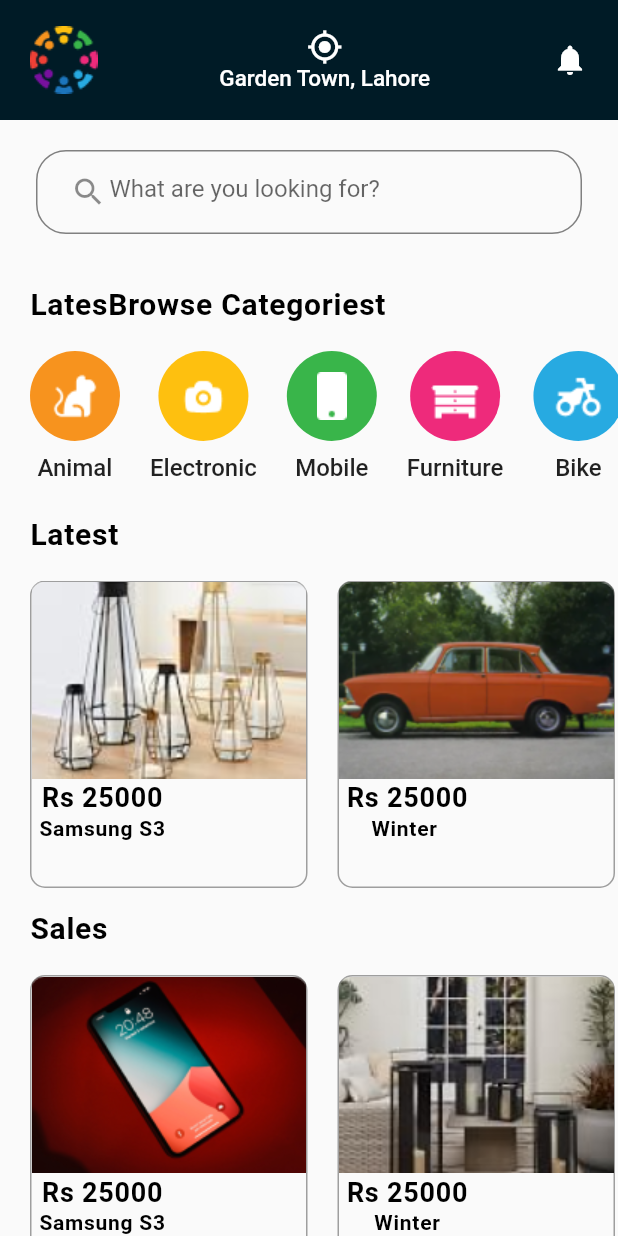
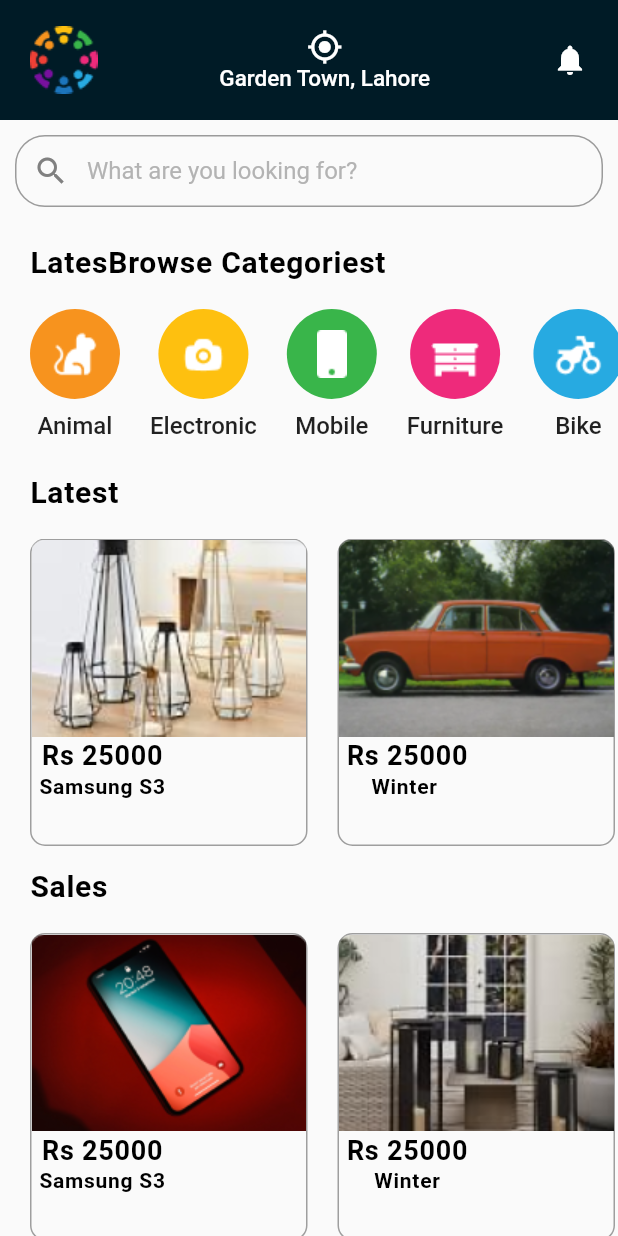
Before and after one commit to devsinntechnologies/bhai-chara, a Flutter app: the HomeScreen screen opened directly, on a phone screen of 412 x 824 dp. Run offline on Flutter 3.47's test engine with Material 2 defaults, Android fonts, the phone set to English and light mode, and no system bars; our stand-ins replace firebase_core; accounts and stored records are empty; Roboto replaces fonts that are missing (Roboto-Regular.ttf).

Commit message:
home screen resolve errors

```diff
--- a/lib/common/custom_container_tile.dart
+++ b/lib/common/custom_container_tile.dart
@@ -101,8 +101,8 @@ class CustomTextFormField extends StatelessWidget {
 
 // ignore: must_be_immutable
 class CustomTextField extends StatelessWidget {
-  CustomTextField(
-      {super.key,
+  CustomTextField({
+    super.key,
     this.height,
     this.width,
     required this.controller,
@@ -110,8 +110,23 @@ class CustomTextField extends StatelessWidget {
     this.suffixIcon,
     this.suffixIconColor,
     required this.hintText,
-      required this.obsecuretext});
-  var height, width, controller, border, suffixIcon, suffixIconColor, hintText;
+    required this.obsecuretext,
+    this.prefixcolor,
+    this.prfixicon,
+    // this.pad_left = 20,
+    // this.pad_bottom,
+    // this.pad_right,
+    // this.pad_top,
+  });
+  var height,
+      width,
+      controller,
+      border,
+      suffixIcon,
+      suffixIconColor,
+      hintText,
+      prfixicon,
+      prefixcolor;
   bool obsecuretext;
 
   @override
@@ -130,10 +145,10 @@ class CustomTextField extends StatelessWidget {
                 keyboardType: TextInputType.text,
                 controller: controller,
                 decoration: InputDecoration(
-                    contentPadding: EdgeInsets.only(
-                      left: 20,
-                    ),
+                    contentPadding: EdgeInsets.only(left: 20),
                     border: border,
+                    prefixIcon: prfixicon,
+                    prefixIconColor: prefixcolor,
                     suffixIcon: suffixIcon,
                     suffixIconColor: suffixIconColor,
                     hintText: hintText,
--- a/lib/main.dart
+++ b/lib/main.dart
@@ -4,6 +4,8 @@ import 'package:bhai_chara/provider/visibility_provider.dart';
 import 'package:bhai_chara/view/account_screen.dart';
 import 'package:flutter/material.dart';
 import 'package:provider/provider.dart';
+
+import 'view/home-screens/home_screen.dart';
 
 void main() {
   runApp(const MyApp());
@@ -24,7 +26,7 @@ class MyApp extends StatelessWidget {
         ],
         child: MaterialApp(
           debugShowCheckedModeBanner: false,
-          home: AccountScreen1(),
+          home: HomeScreen(),
           theme: ThemeData(fontFamily: 'Roboto-Regular.ttf'),
         ));
   }
--- a/lib/view/home-screens/home_screen.dart
+++ b/lib/view/home-screens/home_screen.dart
@@ -1,3 +1,4 @@
+import 'package:bhai_chara/common/custom_container_tile.dart';
 import 'package:bhai_chara/utils/app_colors.dart';
 import 'package:bhai_chara/utils/text-styles.dart';
 import 'package:bhai_chara/utils/utils.dart';
@@ -5,10 +6,16 @@ import 'package:bhai_chara/view/home-screens/product_details_screen.dart';
 import 'package:flutter/material.dart';
 import '../../utils/circle_avatar.dart';
 import '../../utils/container_with_img.dart';
-import '../../utils/custom_textformfield.dart';
-class HomeScreen extends StatelessWidget {
+
+class HomeScreen extends StatefulWidget {
   const HomeScreen({super.key});
 
+  @override
+  State<HomeScreen> createState() => _HomeScreenState();
+}
+
+class _HomeScreenState extends State<HomeScreen> {
+  TextEditingController searchController = TextEditingController();
   @override
   Widget build(BuildContext context) {
     return SafeArea(
@@ -52,13 +59,23 @@ class HomeScreen extends StatelessWidget {
                   ],
                 ),
               ),
-             CustomTextFormField(),
+              Container(
+                margin: EdgeInsets.all(10),
+                child: CustomTextField(
+                    prfixicon: Icon(Icons.search),
+                    prefixcolor: AppColors.Grey,
+                    controller: searchController,
+                    border: OutlineInputBorder(
+                        borderRadius: BorderRadius.circular(20)),
+                    hintText: "What are you looking for?",
+                    obsecuretext: false),
+              ),
               Padding(
-                padding: const EdgeInsets.only(left: 20, bottom: 20, top: 15),
-                child:
-                Text('LatesBrowse Categoriest', style: AppTextStyles.textStyleBoldBodyMedium ,
-                )
-              ),
+                  padding: const EdgeInsets.only(left: 20, bottom: 20, top: 15),
+                  child: Text(
+                    'LatesBrowse Categoriest',
+                    style: AppTextStyles.textStyleBoldBodyMedium,
+                  )),
               SingleChildScrollView(
                 scrollDirection: Axis.horizontal,
                 child: Row(
@@ -92,9 +109,11 @@ class HomeScreen extends StatelessWidget {
                 ),
               ),
               Padding(
-                padding: const EdgeInsets.only(left: 20, bottom: 20, top: 15),
-                child: Text('Latest', style: AppTextStyles.textStyleBoldBodyMedium,)
-              ),
+                  padding: const EdgeInsets.only(left: 20, bottom: 20, top: 15),
+                  child: Text(
+                    'Latest',
+                    style: AppTextStyles.textStyleBoldBodyMedium,
+                  )),
               SingleChildScrollView(
                 scrollDirection: Axis.horizontal,
                 child: Row(
@@ -135,9 +154,11 @@ class HomeScreen extends StatelessWidget {
                 ),
               ),
               Padding(
-                padding: const EdgeInsets.only(left: 20, bottom: 20, top: 15),
-                child: Text('Sales', style: AppTextStyles.textStyleBoldBodyMedium,)
-              ),
+                  padding: const EdgeInsets.only(left: 20, bottom: 20, top: 15),
+                  child: Text(
+                    'Sales',
+                    style: AppTextStyles.textStyleBoldBodyMedium,
+                  )),
               SingleChildScrollView(
                 scrollDirection: Axis.horizontal,
                 child: Row(
```
Also changed, not shown: pubspec.lock. Lines whose indentation alone changed are shown as unchanged.
